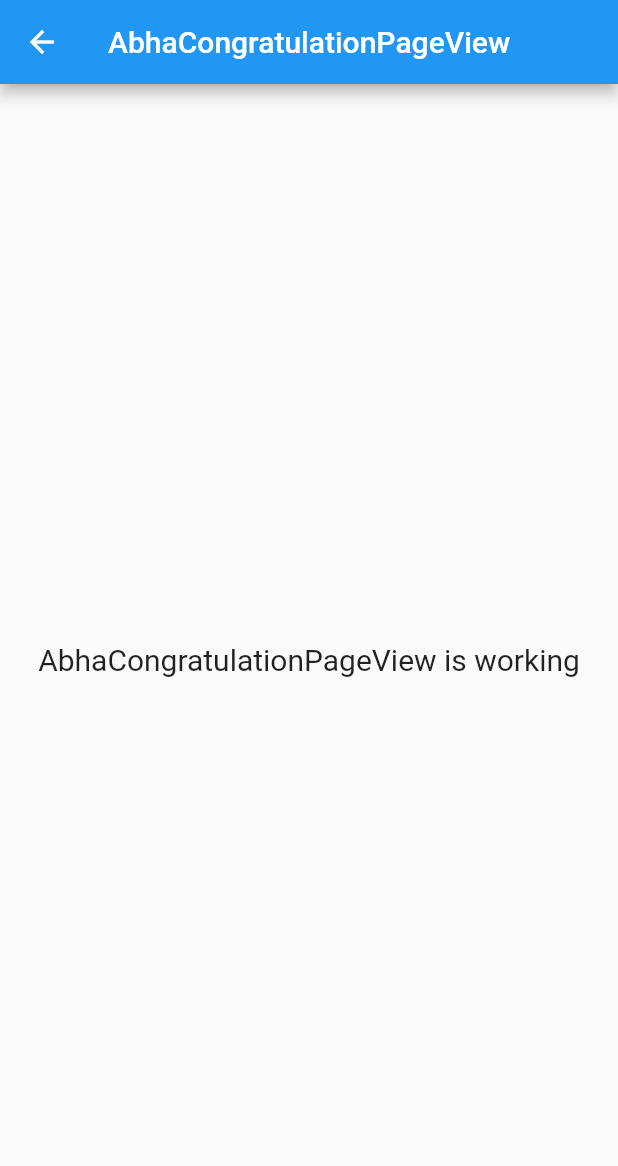
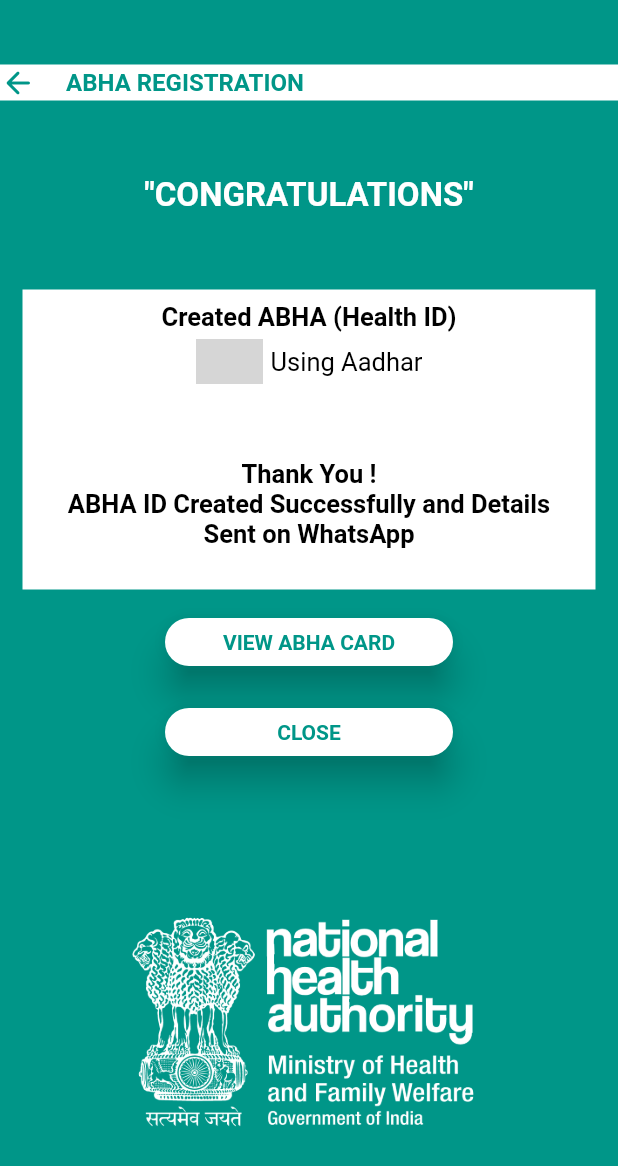
Before and after one commit to sanjayajena37/diisha, a Flutter app: the AbhaCongratulationPageView screen opened by its route, on a phone screen of 412 x 824 dp. Shown: the top 1166 px of the screen. Run offline on Flutter 3.47's test engine with Material 2 defaults, Android fonts, the phone set to English and light mode, and no system bars; our stand-ins replace carousel_slider, dio, get; missing offline and left inert: dart:html, encrypt; grey boxes are pictures that could not be loaded.

Commit message:
by Purnima

```diff
--- a/lib/app/modules/AbhaCongratulationPage/views/abha_congratulation_page_view.dart
+++ b/lib/app/modules/AbhaCongratulationPage/views/abha_congratulation_page_view.dart
@@ -10,15 +10,172 @@
   @override
   Widget build(BuildContext context) {
     return Scaffold(
-      appBar: AppBar(
-        title: const Text('AbhaCongratulationPageView'),
-        centerTitle: true,
-      ),
-      body: Center(
-        child: Text(
-          'AbhaCongratulationPageView is working',
-          style: TextStyle(fontSize: 20),
-        ),
+      // appBar: AppBar(
+      //   title: const Text('AbhaCongratulationPageView'),
+      //   centerTitle: true,
+      // ),
+      backgroundColor: Colors.teal,
+      body: Column(
+        mainAxisAlignment: MainAxisAlignment.start,
+        children: [
+          SizedBox(
+            height: 36,
+          ),
+          Padding(
+            padding: const EdgeInsets.only(top: 7.0),
+            child: Container(
+              color: Colors.white,
+              child: Row(
+                children: [
+                  Icon(
+                    Icons.arrow_back_rounded,
+                    color: Colors.teal,
+                  ),
+                  SizedBox(
+                    width: 20,
+                  ),
+                  Text(
+                    "ABHA REGISTRATION",
+                    style: TextStyle(
+                        color: Colors.teal,
+                        fontWeight: FontWeight.bold,
+                        fontSize: 16),
+                  ),
+                ],
+              ),
+            ),
+          ),
+          Padding(
+            padding:
+                const EdgeInsets.symmetric(horizontal: 35.0, vertical: 50.0),
+            child: Text(
+              '"CONGRATULATIONS"',
+              style: TextStyle(
+                  fontWeight: FontWeight.bold,
+                  fontSize: 22,
+                  color: Colors.white),
+            ),
+          ),
+          Padding(
+            padding: const EdgeInsets.symmetric(horizontal: 15.0),
+            child: Container(
+              height: 200,
+              color: Colors.white,
+              //height: double.maxFinite,
+              child: Column(
+                children: [
+                  Padding(
+                    padding: const EdgeInsets.only(top: 8.0, bottom: 5.0),
+                    child: Text(
+                      'Created ABHA (Health ID)',
+                      style: TextStyle(
+                          fontWeight: FontWeight.bold,
+                          fontSize: 17,
+                          color: Colors.black),
+                    ),
+                  ),
+                  Row(
+                    mainAxisAlignment: MainAxisAlignment.center,
+                    children: [
+                      Container(
+                        height: 30,
+                        width: 45,
+                        child: Image.asset('assets/images/aadhar.jpg'),
+                      ),
+                      SizedBox(
+                        width: 5,
+                      ),
+                      Text(
+                        'Using Aadhar',
+                        style: TextStyle(fontSize: 17, color: Colors.black),
+                      ),
+                    ],
+                  ),
+                  SizedBox(
+                    height: 50,
+                  ),
+                  Text(
+                    'Thank You !',
+                    style: TextStyle(
+                        fontWeight: FontWeight.bold,
+                        fontSize: 17,
+                        color: Colors.black),
+                  ),
+                  Text(
+                    'ABHA ID Created Successfully and Details',
+                    style: TextStyle(
+                        fontWeight: FontWeight.bold,
+                        fontSize: 17,
+                        color: Colors.black),
+                  ),
+                  Text(
+                    'Sent on WhatsApp',
+                    style: TextStyle(
+                        fontWeight: FontWeight.bold,
+                        fontSize: 17,
+                        color: Colors.black),
+                  )
+                ],
+              ),
+            ),
+          ),
+          // SizedBox(
+          //   height: 30,
+          // ),
+          SizedBox(height: 15,),
+          InkWell(
+            onTap: () {
+              // Get.toNamed(
+              //   Routes
+              //       .ABHA_CONGRATULATION_PAGE,
+              // );
+            },
+
+            child: Container(
+              decoration: BoxDecoration(borderRadius: BorderRadius.circular(30)),
+              height: 40,
+              width: 200,
+              child: Card( shape: RoundedRectangleBorder(borderRadius:BorderRadius.circular(30) ) ,
+                  elevation: 10,
+                  color: Colors.white,
+                  child: Center(
+                    child: Text("VIEW ABHA CARD",style: TextStyle(fontSize: 14,
+                        fontWeight: FontWeight.bold,color: Colors.teal
+                    ),),
+                  )),
+            ),
+          ),
+
+          SizedBox(height: 20,),
+          InkWell(
+            onTap: () {
+              // Get.toNamed(
+              //   Routes
+              //       .ABHA_CONGRATULATION_PAGE,
+              // );
+            },
+
+            child: Container(
+              decoration: BoxDecoration(borderRadius: BorderRadius.circular(30)),
+              height: 40,
+              width: 200,
+              child: Card( shape: RoundedRectangleBorder(borderRadius:BorderRadius.circular(30) ) ,
+                  elevation: 10,
+                  color: Colors.white,
+                  child: Center(
+                    child: Text("CLOSE",style: TextStyle(fontSize: 14,
+                        fontWeight: FontWeight.bold,color: Colors.teal
+                    ),),
+                  )),
+            ),
+          ),
+
+          Container(
+              height:350,
+              width:250,
+              child: Image.asset('assets/images/ndhm-logo.png',color: Colors.white,))
+
+        ],
       ),
     );
   }
```
